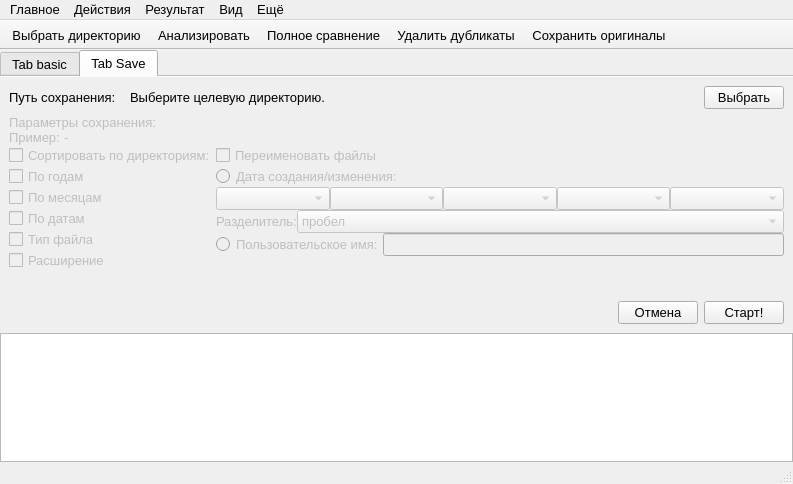
First picture: the form in mainwindow.ui, repository shurk4/Diplicate-cleaner, before the edit.
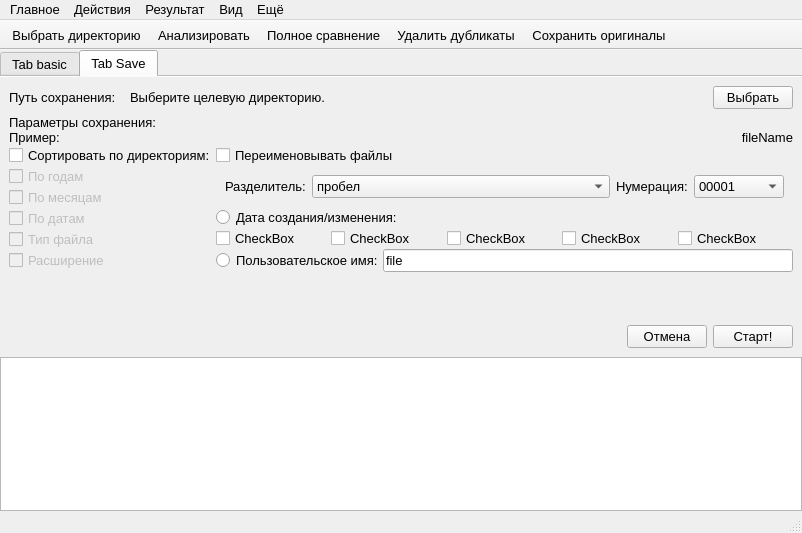
Second picture: the form after the edit.

Commit message: changed save name format

Diff of the .ui file:
```diff
--- a/mainwindow.ui
+++ b/mainwindow.ui
@@ -6,8 +6,8 @@
    <rect>
     <x>0</x>
     <y>0</y>
-    <width>793</width>
-    <height>484</height>
+    <width>802</width>
+    <height>533</height>
    </rect>
   </property>
   <property name="font">
@@ -37,6 +37,9 @@
     </property>
     <item>
      <widget class="QTabWidget" name="tabWidget">
+      <property name="enabled">
+       <bool>true</bool>
+      </property>
       <property name="currentIndex">
        <number>1</number>
       </property>
@@ -823,6 +826,9 @@
           </item>
           <item>
            <widget class="QLabel" name="labelSavePath">
+            <property name="enabled">
+             <bool>true</bool>
+            </property>
             <property name="sizePolicy">
              <sizepolicy hsizetype="Expanding" vsizetype="Preferred">
               <horstretch>0</horstretch>
@@ -836,6 +842,9 @@
           </item>
           <item>
            <widget class="QPushButton" name="pushButtonSaveFolder">
+            <property name="enabled">
+             <bool>true</bool>
+            </property>
             <property name="sizePolicy">
              <sizepolicy hsizetype="Preferred" vsizetype="Fixed">
               <horstretch>0</horstretch>
@@ -852,7 +861,7 @@
         <item>
          <widget class="QWidget" name="widgetSaveSettings" native="true">
           <property name="enabled">
-           <bool>false</bool>
+           <bool>true</bool>
           </property>
           <layout class="QVBoxLayout" name="verticalLayout_10">
            <property name="spacing">
@@ -872,6 +881,9 @@
            </property>
            <item>
             <widget class="QLabel" name="label_24">
+             <property name="enabled">
+              <bool>true</bool>
+             </property>
              <property name="text">
               <string>Параметры сохранения:</string>
              </property>
@@ -881,12 +893,21 @@
             <layout class="QHBoxLayout" name="horizontalLayout_16">
              <item>
               <widget class="QLabel" name="label_20">
+               <property name="enabled">
+                <bool>true</bool>
+               </property>
                <property name="sizePolicy">
                 <sizepolicy hsizetype="Preferred" vsizetype="Preferred">
                  <horstretch>0</horstretch>
                  <verstretch>0</verstretch>
                 </sizepolicy>
                </property>
+               <property name="maximumSize">
+                <size>
+                 <width>55</width>
+                 <height>16777215</height>
+                </size>
+               </property>
                <property name="text">
                 <string>Пример: </string>
                </property>
@@ -894,14 +915,20 @@
              </item>
              <item>
               <widget class="QLabel" name="labelExample">
+               <property name="enabled">
+                <bool>true</bool>
+               </property>
                <property name="sizePolicy">
-                <sizepolicy hsizetype="Expanding" vsizetype="Preferred">
+                <sizepolicy hsizetype="Ignored" vsizetype="Preferred">
                  <horstretch>0</horstretch>
                  <verstretch>0</verstretch>
                 </sizepolicy>
                </property>
                <property name="text">
-                <string>-</string>
+                <string>fileName</string>
+               </property>
+               <property name="alignment">
+                <set>Qt::AlignRight|Qt::AlignTrailing|Qt::AlignVCenter</set>
                </property>
               </widget>
              </item>
@@ -913,6 +940,9 @@
               <layout class="QVBoxLayout" name="verticalLayout_11">
                <item>
                 <widget class="QCheckBox" name="checkBoxSortDirs">
+                 <property name="enabled">
+                  <bool>true</bool>
+                 </property>
                  <property name="text">
                   <string>Сортировать по директориям:</string>
                  </property>
@@ -970,6 +1000,9 @@
                </item>
                <item>
                 <spacer name="verticalSpacer_2">
+                 <property name="enabled">
+                  <bool>true</bool>
+                 </property>
                  <property name="orientation">
                   <enum>Qt::Vertical</enum>
                  </property>
@@ -987,291 +1020,22 @@
               <layout class="QVBoxLayout" name="verticalLayout_12">
                <item>
                 <widget class="QCheckBox" name="checkBoxRename">
-                 <property name="text">
-                  <string>Переименовать файлы</string>
-                 </property>
-                </widget>
-               </item>
-               <item>
-                <widget class="QRadioButton" name="radioButtonDateName">
-                 <property name="text">
-                  <string>Дата создания/изменения:</string>
-                 </property>
-                </widget>
-               </item>
-               <item>
-                <layout class="QHBoxLayout" name="horizontalLayout_18">
-                 <item>
-                  <widget class="QComboBox" name="comboBoxDateFormat1">
                    <property name="enabled">
-                    <bool>false</bool>
-                   </property>
-                   <property name="sizePolicy">
-                    <sizepolicy hsizetype="Expanding" vsizetype="Fixed">
-                     <horstretch>0</horstretch>
-                     <verstretch>0</verstretch>
-                    </sizepolicy>
-                   </property>
-                   <item>
+                  <bool>true</bool>
+                 </property>
                     <property name="text">
-                     <string/>
-                    </property>
-                   </item>
-                   <item>
-                    <property name="text">
-                     <string>год-2023</string>
-                    </property>
-                   </item>
-                   <item>
-                    <property name="text">
-                     <string>год-23</string>
-                    </property>
-                   </item>
-                   <item>
-                    <property name="text">
-                     <string>месяц-месяц</string>
-                    </property>
-                   </item>
-                   <item>
-                    <property name="text">
-                     <string>месяц-00</string>
-                    </property>
-                   </item>
-                   <item>
-                    <property name="text">
-                     <string>число</string>
-                    </property>
-                   </item>
-                   <item>
-                    <property name="text">
-                     <string>часы</string>
-                    </property>
-                   </item>
-                   <item>
-                    <property name="text">
-                     <string>минуты</string>
-                    </property>
-                   </item>
+                  <string>Переименовывать файлы</string>
+                 </property>
                   </widget>
                  </item>
                  <item>
-                  <widget class="QComboBox" name="comboBoxDateFormat2">
-                   <property name="enabled">
-                    <bool>false</bool>
-                   </property>
-                   <property name="sizePolicy">
-                    <sizepolicy hsizetype="Expanding" vsizetype="Fixed">
-                     <horstretch>0</horstretch>
-                     <verstretch>0</verstretch>
-                    </sizepolicy>
-                   </property>
-                   <item>
-                    <property name="text">
-                     <string/>
-                    </property>
-                   </item>
-                   <item>
-                    <property name="text">
-                     <string>год-2023</string>
-                    </property>
-                   </item>
-                   <item>
-                    <property name="text">
-                     <string>год-23</string>
-                    </property>
-                   </item>
-                   <item>
-                    <property name="text">
-                     <string>месяц-месяц</string>
-                    </property>
-                   </item>
-                   <item>
-                    <property name="text">
-                     <string>месяц-00</string>
-                    </property>
-                   </item>
-                   <item>
-                    <property name="text">
-                     <string>число</string>
-                    </property>
-                   </item>
-                   <item>
-                    <property name="text">
-                     <string>часы</string>
-                    </property>
-                   </item>
-                   <item>
-                    <property name="text">
-                     <string>минуты</string>
-                    </property>
-                   </item>
-                  </widget>
-                 </item>
-                 <item>
-                  <widget class="QComboBox" name="comboBoxDateFormat3">
-                   <property name="enabled">
-                    <bool>false</bool>
-                   </property>
-                   <property name="sizePolicy">
-                    <sizepolicy hsizetype="Expanding" vsizetype="Fixed">
-                     <horstretch>0</horstretch>
-                     <verstretch>0</verstretch>
-                    </sizepolicy>
-                   </property>
-                   <item>
-                    <property name="text">
-                     <string/>
-                    </property>
-                   </item>
-                   <item>
-                    <property name="text">
-                     <string>год-2023</string>
-                    </property>
-                   </item>
-                   <item>
-                    <property name="text">
-                     <string>год-23</string>
-                    </property>
-                   </item>
-                   <item>
-                    <property name="text">
-                     <string>месяц-месяц</string>
-                    </property>
-                   </item>
-                   <item>
-                    <property name="text">
-                     <string>месяц-00</string>
-                    </property>
-                   </item>
-                   <item>
-                    <property name="text">
-                     <string>число</string>
-                    </property>
-                   </item>
-                   <item>
-                    <property name="text">
-                     <string>часы</string>
-                    </property>
-                   </item>
-                   <item>
-                    <property name="text">
-                     <string>минуты</string>
-                    </property>
-                   </item>
-                  </widget>
-                 </item>
-                 <item>
-                  <widget class="QComboBox" name="comboBoxDateFormat4">
-                   <property name="enabled">
-                    <bool>false</bool>
-                   </property>
-                   <property name="sizePolicy">
-                    <sizepolicy hsizetype="Expanding" vsizetype="Fixed">
-                     <horstretch>0</horstretch>
-                     <verstretch>0</verstretch>
-                    </sizepolicy>
-                   </property>
-                   <item>
-                    <property name="text">
-                     <string/>
-                    </property>
-                   </item>
-                   <item>
-                    <property name="text">
-                     <string>год-2023</string>
-                    </property>
-                   </item>
-                   <item>
-                    <property name="text">
-                     <string>год-23</string>
-                    </property>
-                   </item>
-                   <item>
-                    <property name="text">
-                     <string>месяц-месяц</string>
-                    </property>
-                   </item>
-                   <item>
-                    <property name="text">
-                     <string>месяц-00</string>
-                    </property>
-                   </item>
-                   <item>
-                    <property name="text">
-                     <string>число</string>
-                    </property>
-                   </item>
-                   <item>
-                    <property name="text">
-                     <string>часы</string>
-                    </property>
-                   </item>
-                   <item>
-                    <property name="text">
-                     <string>минуты</string>
-                    </property>
-                   </item>
-                  </widget>
-                 </item>
-                 <item>
-                  <widget class="QComboBox" name="comboBoxDateFormat5">
-                   <property name="enabled">
-                    <bool>false</bool>
-                   </property>
-                   <property name="sizePolicy">
-                    <sizepolicy hsizetype="Expanding" vsizetype="Fixed">
-                     <horstretch>0</horstretch>
-                     <verstretch>0</verstretch>
-                    </sizepolicy>
-                   </property>
-                   <item>
-                    <property name="text">
-                     <string/>
-                    </property>
-                   </item>
-                   <item>
-                    <property name="text">
-                     <string>год-2023</string>
-                    </property>
-                   </item>
-                   <item>
-                    <property name="text">
-                     <string>год-23</string>
-                    </property>
-                   </item>
-                   <item>
-                    <property name="text">
-                     <string>месяц-месяц</string>
-                    </property>
-                   </item>
-                   <item>
-                    <property name="text">
-                     <string>месяц-00</string>
-                    </property>
-                   </item>
-                   <item>
-                    <property name="text">
-                     <string>число</string>
-                    </property>
-                   </item>
-                   <item>
-                    <property name="text">
-                     <string>часы</string>
-                    </property>
-                   </item>
-                   <item>
-                    <property name="text">
-                     <string>минуты</string>
-                    </property>
-                   </item>
-                  </widget>
-                 </item>
-                </layout>
-               </item>
-               <item>
+                <widget class="QWidget" name="widgetRanameOther" native="true">
                 <layout class="QHBoxLayout" name="horizontalLayout_19">
                  <item>
-                  <widget class="QLabel" name="label_22">
+                   <widget class="QLabel" name="labelSplitter">
+                    <property name="enabled">
+                     <bool>true</bool>
+                    </property>
                    <property name="text">
                     <string>Разделитель:</string>
                    </property>
@@ -1280,7 +1044,7 @@
                  <item>
                   <widget class="QComboBox" name="comboBox">
                    <property name="enabled">
-                    <bool>false</bool>
+                     <bool>true</bool>
                    </property>
                    <property name="sizePolicy">
                     <sizepolicy hsizetype="Expanding" vsizetype="Fixed">
@@ -1345,12 +1109,140 @@
                    </item>
                   </widget>
                  </item>
-                </layout>
+                  <item>
+                   <widget class="QLabel" name="label_14">
+                    <property name="text">
+                     <string>Нумерация:</string>
+                    </property>
+                   </widget>
+                  </item>
+                  <item>
+                   <widget class="QComboBox" name="comboBoxNumeric">
+                    <property name="enabled">
+                     <bool>true</bool>
+                    </property>
+                    <property name="sizePolicy">
+                     <sizepolicy hsizetype="Preferred" vsizetype="Fixed">
+                      <horstretch>0</horstretch>
+                      <verstretch>0</verstretch>
+                     </sizepolicy>
+                    </property>
+                    <property name="minimumSize">
+                     <size>
+                      <width>90</width>
+                      <height>0</height>
+                     </size>
+                    </property>
+                    <item>
+                     <property name="text">
+                      <string>00001</string>
+                     </property>
+                    </item>
+                    <item>
+                     <property name="text">
+                      <string>0001</string>
+                     </property>
+                    </item>
+                    <item>
+                     <property name="text">
+                      <string>001</string>
+                     </property>
+                    </item>
+                    <item>
+                     <property name="text">
+                      <string>01</string>
+                     </property>
+                    </item>
+                    <item>
+                     <property name="text">
+                      <string>1</string>
+                     </property>
+                    </item>
+                   </widget>
+                  </item>
+                 </layout>
+                </widget>
+               </item>
+               <item>
+                <widget class="QRadioButton" name="radioButtonDateName">
+                 <property name="enabled">
+                  <bool>true</bool>
+                 </property>
+                 <property name="text">
+                  <string>Дата создания/изменения:</string>
+                 </property>
+                </widget>
+               </item>
+               <item>
+                <widget class="QWidget" name="widgetRenameFormat" native="true">
+                 <property name="enabled">
+                  <bool>true</bool>
+                 </property>
+                 <layout class="QVBoxLayout" name="verticalLayout_13">
+                  <property name="spacing">
+                   <number>0</number>
+                  </property>
+                  <property name="leftMargin">
+                   <number>0</number>
+                  </property>
+                  <property name="topMargin">
+                   <number>0</number>
+                  </property>
+                  <property name="rightMargin">
+                   <number>0</number>
+                  </property>
+                  <property name="bottomMargin">
+                   <number>0</number>
+                  </property>
+                  <item>
+                   <layout class="QHBoxLayout" name="horizontalLayout_18">
+                    <item>
+                     <widget class="QCheckBox" name="checkBoxYear">
+                      <property name="text">
+                       <string>CheckBox</string>
+                      </property>
+                     </widget>
+                    </item>
+                    <item>
+                     <widget class="QCheckBox" name="checkBox">
+                      <property name="text">
+                       <string>CheckBox</string>
+                      </property>
+                     </widget>
+                    </item>
+                    <item>
+                     <widget class="QCheckBox" name="checkBox_2">
+                      <property name="text">
+                       <string>CheckBox</string>
+                      </property>
+                     </widget>
+                    </item>
+                    <item>
+                     <widget class="QCheckBox" name="checkBox_3">
+                      <property name="text">
+                       <string>CheckBox</string>
+                      </property>
+                     </widget>
+                    </item>
+                    <item>
+                     <widget class="QCheckBox" name="checkBox_4">
+                      <property name="text">
+                       <string>CheckBox</string>
+                      </property>
+                     </widget>
+                    </item>
+                   </layout>
+                  </item>
+                 </layout>
+                </widget>
                </item>
                <item>
                 <layout class="QHBoxLayout" name="horizontalLayout_20">
                  <item>
                   <widget class="QRadioButton" name="radioButtonCustomName">
+                   <property name="enabled">
+                    <bool>true</bool>
+                   </property>
                    <property name="text">
                     <string>Пользовательское имя:</string>
                    </property>
@@ -1359,7 +1251,10 @@
                  <item>
                   <widget class="QLineEdit" name="lineEditCustomName">
                    <property name="enabled">
-                    <bool>false</bool>
+                    <bool>true</bool>
+                   </property>
+                   <property name="text">
+                    <string>file</string>
                    </property>
                   </widget>
                  </item>
@@ -1367,6 +1262,9 @@
                </item>
                <item>
                 <spacer name="verticalSpacer_3">
+                 <property name="enabled">
+                  <bool>true</bool>
+                 </property>
                  <property name="orientation">
                   <enum>Qt::Vertical</enum>
                  </property>
@@ -1387,6 +1285,9 @@
         </item>
         <item>
          <spacer name="verticalSpacer">
+          <property name="enabled">
+           <bool>true</bool>
+          </property>
           <property name="orientation">
            <enum>Qt::Vertical</enum>
           </property>
@@ -1402,6 +1303,9 @@
          <layout class="QHBoxLayout" name="horizontalLayout_13">
           <item>
            <spacer name="horizontalSpacer_2">
+            <property name="enabled">
+             <bool>true</bool>
+            </property>
             <property name="orientation">
              <enum>Qt::Horizontal</enum>
             </property>
@@ -1415,6 +1319,9 @@
           </item>
           <item>
            <widget class="QPushButton" name="pushButtonCancelSave">
+            <property name="enabled">
+             <bool>true</bool>
+            </property>
             <property name="text">
              <string>Отмена</string>
             </property>
@@ -1422,6 +1329,9 @@
           </item>
           <item>
            <widget class="QPushButton" name="pushButtonStartSave">
+            <property name="enabled">
+             <bool>true</bool>
+            </property>
             <property name="text">
              <string>Старт!</string>
             </property>
@@ -1453,7 +1363,7 @@
     <rect>
      <x>0</x>
      <y>0</y>
-     <width>793</width>
+     <width>802</width>
      <height>23</height>
     </rect>
    </property>
```
Left out of the diff: 9 changed lines with no effect on the pictures. Lines whose indentation alone changed are shown as unchanged. The commit also changes 2 other files.
